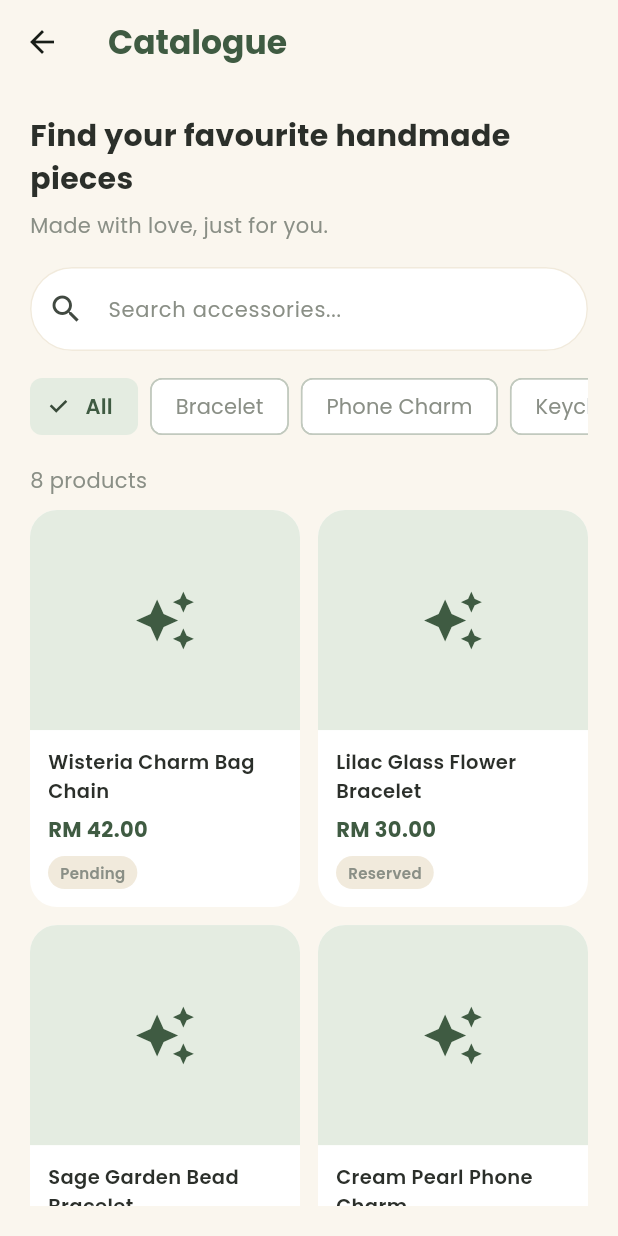
After one commit to kaylanaura/beadaries-app, a Flutter app: the CustomerHomeScreen screen opened directly, after a tap on "Explore Catalogue", on a phone screen of 412 x 824 dp. The commit adds this screen. Run offline on Flutter 3.47's test engine with Material 3 defaults, Android fonts, the phone set to English and light mode, and no system bars; our stand-ins replace cloud_firestore, firebase_auth, firebase_core, firebase_storage, google_fonts, image_picker and 1 more; accounts and stored records are empty.

Commit message:
feat: implement product catalogue and product details

```diff
--- /dev/null
+++ b/lib/screens/customer/catalogue_screen.dart
@@ -0,0 +1,321 @@
+// File: catalogue_screen.dart
+// Author: Amreen Mustaqeem Bin Aslan (103308)
+// Requirement: FR-02 Product Catalogue
+// Description: Displays handmade products with search, category filtering,
+// pricing, availability status, and navigation to product details.
+
+import 'dart:async';
+
+import 'package:flutter/material.dart';
+
+import '../../models/product.dart';
+import '../../services/product_service.dart';
+import '../../theme/app_theme.dart';
+import 'product_details_screen.dart';
+
+class CatalogueScreen extends StatefulWidget {
+  const CatalogueScreen({super.key});
+
+  @override
+  State<CatalogueScreen> createState() => _CatalogueScreenState();
+}
+
+class _CatalogueScreenState extends State<CatalogueScreen> {
+  late final ProductRepository _repository;
+  StreamSubscription<List<Product>>? _subscription;
+
+  List<Product> _products = [];
+  bool _isLoading = true;
+  String _selectedCategory = 'All';
+  String _searchQuery = '';
+
+  final List<String> _categories = [
+    'All',
+    'Bracelet',
+    'Phone Charm',
+    'Keychain',
+    'Other',
+  ];
+
+  @override
+  void initState() {
+    super.initState();
+
+    // Use the existing mock repository for Demo 1.
+    _repository = MockProductRepository(simulatedDelay: Duration.zero);
+
+    _subscription = _repository.watchProducts().listen(
+      (products) {
+        if (!mounted) return;
+
+        setState(() {
+          _products = products;
+          _isLoading = false;
+        });
+      },
+      onError: (_) {
+        if (!mounted) return;
+
+        setState(() {
+          _isLoading = false;
+        });
+      },
+    );
+  }
+
+  @override
+  void dispose() {
+    _subscription?.cancel();
+    _repository.dispose();
+    super.dispose();
+  }
+
+  List<Product> get _filteredProducts {
+    return _products.where((product) {
+      final matchesCategory =
+          _selectedCategory == 'All' || product.category == _selectedCategory;
+
+      final matchesSearch = product.name.toLowerCase().contains(
+        _searchQuery.toLowerCase(),
+      );
+
+      return matchesCategory && matchesSearch;
+    }).toList();
+  }
+
+  @override
+  Widget build(BuildContext context) {
+    final products = _filteredProducts;
+
+    return Scaffold(
+      backgroundColor: AppColors.cream,
+      appBar: AppBar(
+        backgroundColor: AppColors.cream,
+        elevation: 0,
+        title: const Text(
+          'Catalogue',
+          style: TextStyle(color: AppColors.sage, fontWeight: FontWeight.w700),
+        ),
+      ),
+      body: _isLoading
+          ? const Center(child: CircularProgressIndicator())
+          : Padding(
+              padding: const EdgeInsets.all(20),
+              child: Column(
+                crossAxisAlignment: CrossAxisAlignment.start,
+                children: [
+                  const Text(
+                    'Find your favourite handmade pieces',
+                    style: TextStyle(
+                      fontSize: 20,
+                      fontWeight: FontWeight.bold,
+                      color: AppColors.ink,
+                    ),
+                  ),
+                  const SizedBox(height: 6),
+                  const Text(
+                    'Made with love, just for you.',
+                    style: TextStyle(color: AppColors.muted),
+                  ),
+                  const SizedBox(height: 18),
+
+                  // Search bar
+                  TextField(
+                    onChanged: (value) {
+                      setState(() {
+                        _searchQuery = value;
+                      });
+                    },
+                    decoration: InputDecoration(
+                      hintText: 'Search accessories...',
+                      prefixIcon: const Icon(Icons.search),
+                      filled: true,
+                      fillColor: Colors.white,
+                      border: OutlineInputBorder(
+                        borderRadius: BorderRadius.circular(16),
+                        borderSide: BorderSide.none,
+                      ),
+                    ),
+                  ),
+
+                  const SizedBox(height: 16),
+
+                  // Category filters
+                  SizedBox(
+                    height: 42,
+                    child: ListView.separated(
+                      scrollDirection: Axis.horizontal,
+                      itemCount: _categories.length,
+                      separatorBuilder: (_, __) => const SizedBox(width: 8),
+                      itemBuilder: (context, index) {
+                        final category = _categories[index];
+                        final selected = category == _selectedCategory;
+
+                        return ChoiceChip(
+                          label: Text(category),
+                          selected: selected,
+                          selectedColor: AppColors.sageLight,
+                          backgroundColor: Colors.white,
+                          labelStyle: TextStyle(
+                            color: selected ? AppColors.sage : AppColors.muted,
+                            fontWeight: selected
+                                ? FontWeight.w600
+                                : FontWeight.w400,
+                          ),
+                          onSelected: (_) {
+                            setState(() {
+                              _selectedCategory = category;
+                            });
+                          },
+                        );
+                      },
+                    ),
+                  ),
+
+                  const SizedBox(height: 18),
+
+                  Text(
+                    '${products.length} products',
+                    style: const TextStyle(
+                      fontSize: 14,
+                      color: AppColors.muted,
+                    ),
+                  ),
+
+                  const SizedBox(height: 10),
+
+                  // Catalogue grid
+                  Expanded(
+                    child: products.isEmpty
+                        ? const Center(child: Text('No products found.'))
+                        : GridView.builder(
+                            itemCount: products.length,
+                            gridDelegate:
+                                const SliverGridDelegateWithFixedCrossAxisCount(
+                                  crossAxisCount: 2,
+                                  crossAxisSpacing: 12,
+                                  mainAxisSpacing: 12,
+                                  childAspectRatio: 0.68,
+                                ),
+                            itemBuilder: (context, index) {
+                              final product = products[index];
+
+                              return _ProductCard(
+                                product: product,
+                                onTap: () {
+                                  Navigator.of(context).push(
+                                    MaterialPageRoute(
+                                      builder: (_) => ProductDetailsScreen(
+                                        product: product,
+                                      ),
+                                    ),
+                                  );
+                                },
+                              );
+                            },
+                          ),
+                  ),
+                ],
+              ),
+            ),
+    );
+  }
+}
+
+class _ProductCard extends StatelessWidget {
+  final Product product;
+  final VoidCallback onTap;
+
+  const _ProductCard({required this.product, required this.onTap});
+
+  @override
+  Widget build(BuildContext context) {
+    final isAvailable = product.status == ProductStatus.available;
+
+    return GestureDetector(
+      onTap: onTap,
+      child: Container(
+        decoration: BoxDecoration(
+          color: Colors.white,
+          borderRadius: BorderRadius.circular(18),
+        ),
+        clipBehavior: Clip.antiAlias,
+        child: Column(
+          crossAxisAlignment: CrossAxisAlignment.start,
+          children: [
+            // Product image / placeholder
+            Expanded(
+              child: Container(
+                width: double.infinity,
+                color: AppColors.sageLight,
+                child: product.imageUrls.isNotEmpty
+                    ? Image.network(
+                        product.imageUrls.first,
+                        fit: BoxFit.cover,
+                        errorBuilder: (_, __, ___) => const Icon(
+                          Icons.auto_awesome,
+                          size: 42,
+                          color: AppColors.sage,
+                        ),
+                      )
+                    : const Icon(
+                        Icons.auto_awesome,
+                        size: 42,
+                        color: AppColors.sage,
+                      ),
+              ),
+            ),
+
+            Padding(
+              padding: const EdgeInsets.all(12),
+              child: Column(
+                crossAxisAlignment: CrossAxisAlignment.start,
+                children: [
+                  Text(
+                    product.name,
+                    maxLines: 2,
+                    overflow: TextOverflow.ellipsis,
+                    style: const TextStyle(
+                      fontWeight: FontWeight.w600,
+                      fontSize: 13,
+                      color: AppColors.ink,
+                    ),
+                  ),
+                  const SizedBox(height: 6),
+                  Text(
+                    product.priceLabel,
+                    style: const TextStyle(
+                      fontWeight: FontWeight.bold,
+                      color: AppColors.sage,
+                    ),
+                  ),
+                  const SizedBox(height: 8),
+                  Container(
+                    padding: const EdgeInsets.symmetric(
+                      horizontal: 8,
+                      vertical: 4,
+                    ),
+                    decoration: BoxDecoration(
+                      color: isAvailable
+                          ? AppColors.sageLight
+                          : AppColors.creamDeep,
+                      borderRadius: BorderRadius.circular(20),
+                    ),
+                    child: Text(
+                      product.status,
+                      style: TextStyle(
+                        fontSize: 10,
+                        fontWeight: FontWeight.w600,
+                        color: isAvailable ? AppColors.sage : AppColors.muted,
+                      ),
+                    ),
+                  ),
+                ],
+              ),
+            ),
+          ],
+        ),
+      ),
+    );
+  }
+}
--- a/lib/screens/customer/customer_home_screen.dart
+++ b/lib/screens/customer/customer_home_screen.dart
@@ -1,7 +1,9 @@
 import 'package:flutter/material.dart';
 import 'package:firebase_auth/firebase_auth.dart';
+
 import '../../theme/app_theme.dart';
 import '../auth/auth_screen.dart';
+import 'catalogue_screen.dart';
 
 class CustomerHomeScreen extends StatelessWidget {
   const CustomerHomeScreen({super.key});
@@ -9,9 +11,8 @@ class CustomerHomeScreen extends StatelessWidget {
   Future<void> _logout(BuildContext context) async {
     await FirebaseAuth.instance.signOut();
     if (!context.mounted) return;
-    Navigator.of(context).pushReplacement(
-      MaterialPageRoute(builder: (_) => const AuthScreen()),
-    );
+    Navigator.of(context)
+        .pushReplacement(MaterialPageRoute(builder: (_) => const AuthScreen()));
   }
 
   @override
@@ -52,6 +53,28 @@ class CustomerHomeScreen extends StatelessWidget {
               'Explore custom bead accessories & handmade pieces.',
               style: TextStyle(fontSize: 14, color: AppColors.muted),
             ),
+            const SizedBox(height: 28),
+
+            SizedBox(
+              width: double.infinity,
+              child: ElevatedButton.icon(
+                onPressed: () {
+                  Navigator.of(context).push(
+                    MaterialPageRoute(builder: (_) => const CatalogueScreen()),
+                  );
+                },
+                icon: const Icon(Icons.shopping_bag_outlined),
+                label: const Text('Explore Catalogue'),
+                style: ElevatedButton.styleFrom(
+                  backgroundColor: AppColors.sage,
+                  foregroundColor: Colors.white,
+                  padding: const EdgeInsets.symmetric(vertical: 16),
+                  shape: RoundedRectangleBorder(
+                    borderRadius: BorderRadius.circular(14),
+                  ),
+                ),
+              ),
+            ),
           ],
         ),
       ),
```
Also changed, not shown: lib/screens/customer/product_details_screen.dart (added, +264 -0 lines).
